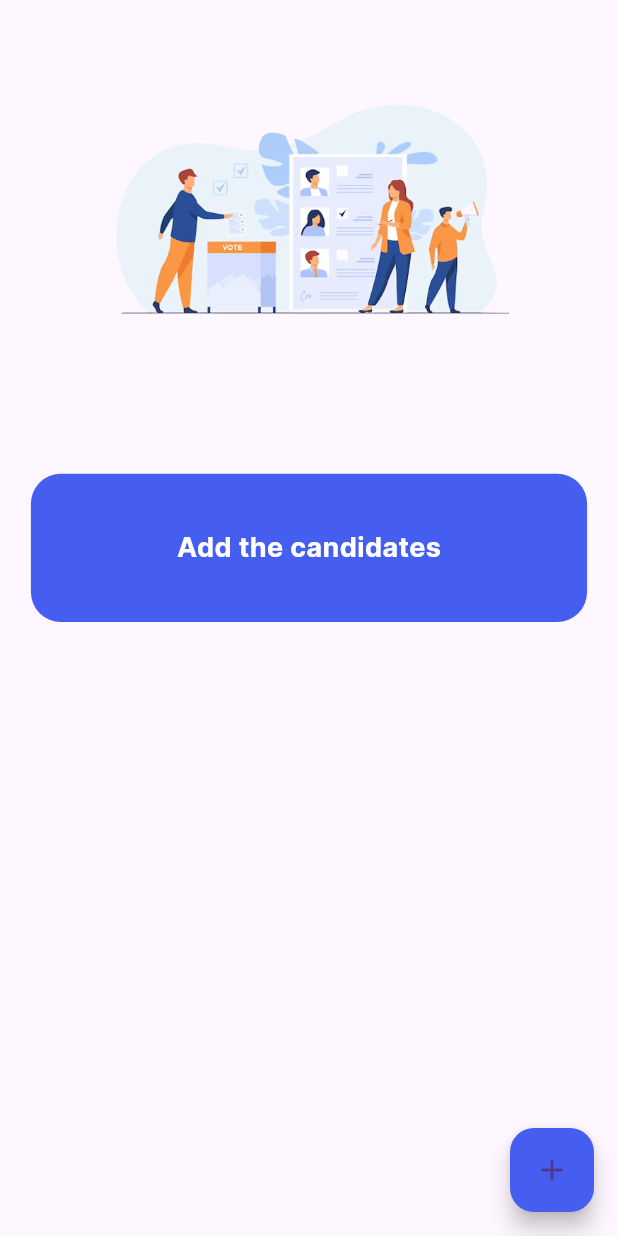
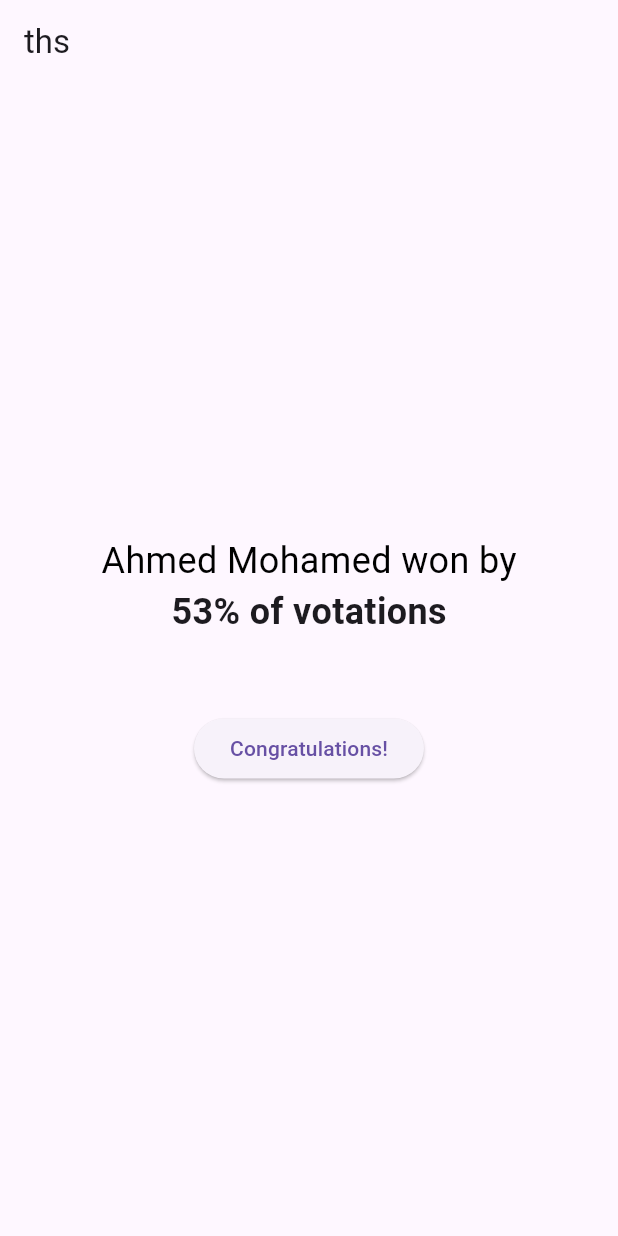
Before and after one commit to YoussefNassar2024/ElectionSystem, a Flutter app: the screen it shows after launch, on a phone screen of 412 x 824 dp. Run offline on Flutter 3.47's test engine with Material 3 defaults, Android fonts, the phone set to English and light mode, and no system bars; our stand-ins replace cloud_firestore, firebase_auth, firebase_core, google_sign_in; accounts and stored records are empty.

Commit message:
fix card name

```diff
--- a/vote/lib/main.dart
+++ b/vote/lib/main.dart
@@ -1,8 +1,9 @@
 import 'package:firebase_core/firebase_core.dart';
 import 'package:flutter/material.dart';
 import 'package:vote/firebase_options.dart';
+import 'package:vote/home.dart';
+import 'package:vote/screens/history/card.dart';
 import 'package:vote/screens/create_poll/add_candidates_screen.dart';
-import 'package:vote/screens/create_poll/poll_title_screen.dart';
 import 'package:vote/screens/login_or_signup/sign_in_screen.dart';
 
 void main() async {
@@ -18,6 +19,9 @@ class MyApp extends StatelessWidget {
   Widget build(BuildContext context) {
     return MaterialApp(
         home: Directionality(
-            textDirection: TextDirection.ltr, child: AddCandidatesScreen()));
+            textDirection: TextDirection.ltr,
+            child: HistoryCard(
+              title: "ths",
+            )));
   }
 }
--- /dev/null
+++ b/vote/lib/screens/history/card.dart
@@ -0,0 +1,43 @@
+import 'package:flutter/material.dart';
+
+class HistoryCard extends StatefulWidget {
+  HistoryCard({Key? key, required this.title}) : super(key: key);
+
+  final String title;
+
+  @override
+  _HistoryCardState createState() => _HistoryCardState();
+}
+
+class _HistoryCardState extends State<HistoryCard> {
+  @override
+  Widget build(BuildContext context) {
+    return Scaffold(
+      appBar: AppBar(
+        title: Text(widget.title),
+      ),
+      body: Center(
+        child: Column(
+          mainAxisAlignment: MainAxisAlignment.center,
+          children: <Widget>[
+            Text(
+              'Ahmed Mohamed won by',
+              style: TextStyle(fontSize: 24, color: Colors.black),
+            ),
+            Text(
+              '53% of votations',
+              style: TextStyle(fontSize: 24, fontWeight: FontWeight.bold),
+            ),
+            SizedBox(height: 50),
+            ElevatedButton(
+              onPressed: () {
+                print('Congratulations! Button pressed');
+              },
+              child: Text('Congratulations!'),
+            ),
+          ],
+        ),
+      ),
+    );
+  }
+}
--- a/vote/lib/screens/login_or_signup/vefication_screen.dart
+++ b/vote/lib/screens/login_or_signup/vefication_screen.dart
@@ -32,6 +32,7 @@ class _VerificationScreenState extends State<VerificationScreen> {
     Timer.periodic(Duration(seconds: 5), (_) {
       checkEmailVerified();
     });
+    updateTimer();
   }
 
   Future<void> sendVerificationEmail() async {
```
Also changed, not shown: vote/card.dart (deleted, +0 -75 lines), vote/lib/home.dart (+99 -4 lines), vote/assets/images/homeScreen.png (added), vote/pubspec.lock.
